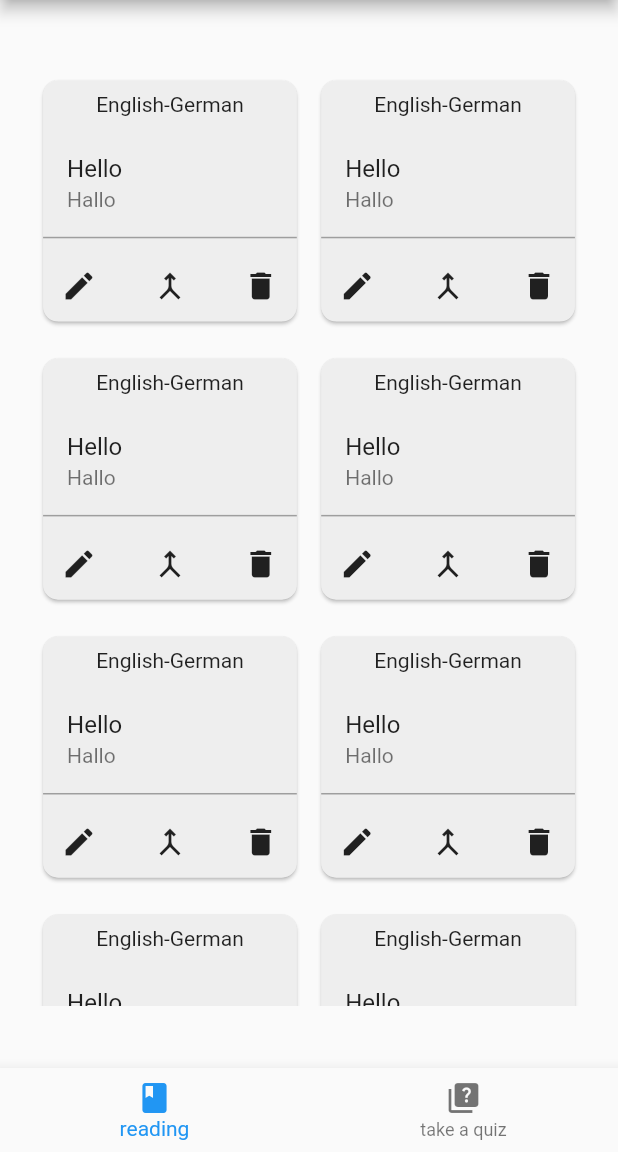
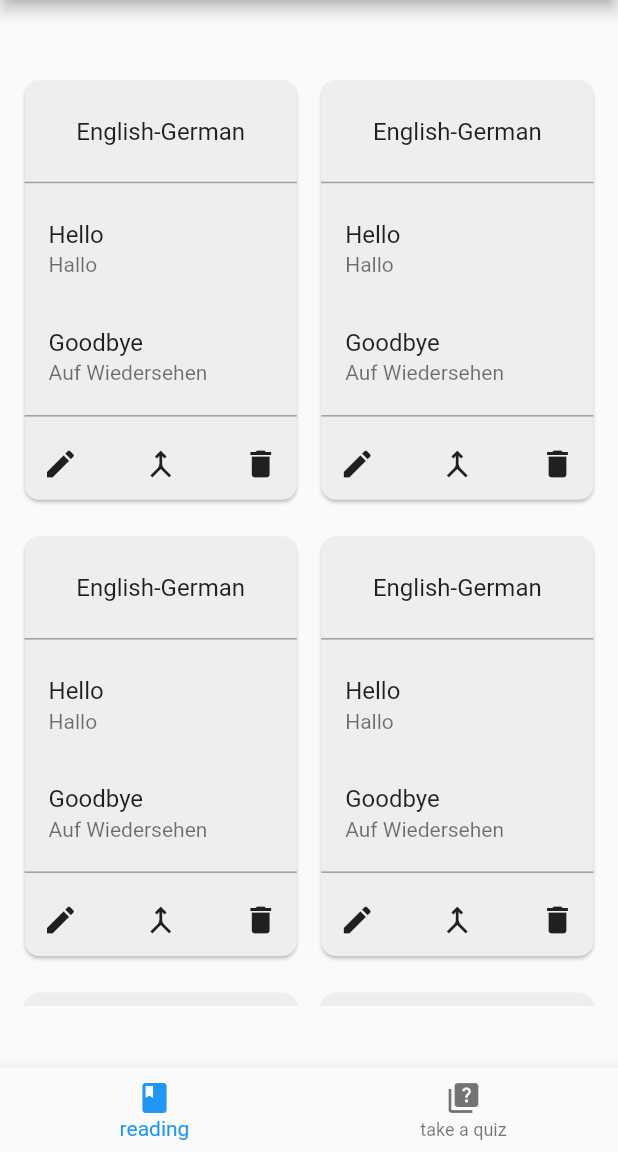
Before and after one commit to IvanShaptalov/FlashCardsReader, a Flutter app: the screen it shows after launch, in the side drawer, after a tap on "Flashcards", on a phone screen of 412 x 824 dp, the part 84-1236 px from its top. Run offline on Flutter 3.47's test engine with Material 2 defaults, Android fonts, the phone set to English and light mode, and no system bars; our stand-ins replace hive, hive_flutter, watcher; accounts and stored records are empty.

Commit message:
feat(): change flashcards design;

```diff
--- a/lib/main.dart
+++ b/lib/main.dart
@@ -51,12 +51,11 @@ Future<void> main() async {
   assert(inited, true);
 
   await FlashcardDatabaseProvider.deleteAllAsync();
-  for (var i = 0; i < 10; i++) {
+  for (var i = 0; i < 8; i++) {
     await FlashcardDatabaseProvider.writeEditAsync(
       flashFixture(),
     );
   }
-
 
   runApp(const MyApp());
 }
@@ -69,8 +68,8 @@ class MyApp extends StatelessWidget {
     return MaterialApp(
       title: 'Flutter Demo',
       theme: ThemeData(
-        primarySwatch: Colors.blue,
-      ),
+          primarySwatch: Colors.blue,
+          androidOverscrollIndicator: AndroidOverscrollIndicator.stretch),
       home: const MyHomePage(title: 'Flutter Demo Home Page'),
     );
   }
--- a/lib/views/flashcards/flashcard_collection_widget.dart
+++ b/lib/views/flashcards/flashcard_collection_widget.dart
@@ -31,9 +31,17 @@ class _FlashCardCollectionWidgetState extends State<FlashCardCollectionWidget> {
           mainAxisAlignment: MainAxisAlignment.end,
           children: [
             Padding(
-                padding: EdgeInsets.symmetric(
-                    vertical: SizeConfig.getMediaHeight(context, p: 0.01)),
-                child: Text(widget.flashCardCollection.title),
+              padding: EdgeInsets.only(
+                  top: SizeConfig.getMediaHeight(context, p: 0.03),
+                  bottom: SizeConfig.getMediaHeight(context, p: 0.02)),
+              child: Text(
+                widget.flashCardCollection.title,
+                style: const TextStyle(fontSize: 16),
+              ),
+            ),
+            const Divider(
+              color: Colors.grey,
+              thickness: 1,
             ),
             Expanded(
               child: widget.flashCardCollection.flashCards.isNotEmpty
@@ -52,7 +60,6 @@ class _FlashCardCollectionWidgetState extends State<FlashCardCollectionWidget> {
                   : const Text('No flashcards yet'),
             ),
             const Divider(
-                // TODO add divider
               color: Colors.grey,
               thickness: 1,
             ),
@@ -72,7 +79,8 @@ class _FlashCardCollectionWidgetState extends State<FlashCardCollectionWidget> {
               ],
             ),
           ],
-          )),
+        ),
+      ),
     );
   }
 }
--- a/lib/views/flashcards/flashcards/flashcards_screen.dart
+++ b/lib/views/flashcards/flashcards/flashcards_screen.dart
@@ -27,11 +27,14 @@ class _FlashCardScreenState extends State<FlashCardScreen> {
         appBar: appBar,
         body: Padding(
           padding: EdgeInsets.symmetric(
-              vertical: SizeConfig.getMediaHeight(context, p: 0.05),
-              horizontal: SizeConfig.getMediaWidth(context, p: 0.05)),
+            vertical: SizeConfig.getMediaHeight(context, p: 0.05),
+          ),
           child: widget.flashCardCollection.isNotEmpty
               ? GridView.count(
                   crossAxisCount: 2,
+                  padding: EdgeInsets.symmetric(
+                      horizontal: SizeConfig.getMediaWidth(context, p: 0.02)),
+                  childAspectRatio: 0.65,
                   children:
                       List.generate(widget.flashCardCollection.length, (index) {
                     /// ====================================================================[FlashCardCollectionWidget]
```
Lines whose indentation alone changed are shown as unchanged.
